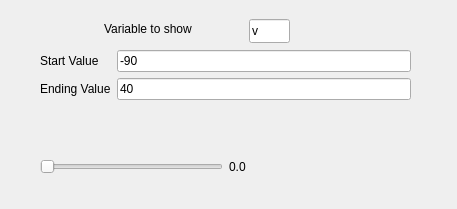
First picture: the form in src/neuronvisio/ui/animation.ui, repository mattions/neuronvisio, before the edit.
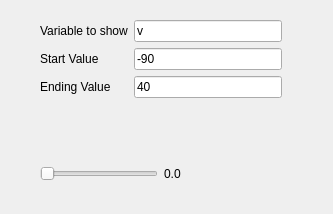
Second picture: the form after the edit.

Commit message: Refactored the animation window. Colors gradient managed directly by mayavi.

Diff of the .ui file:
```diff
--- a/src/neuronvisio/ui/animation.ui
+++ b/src/neuronvisio/ui/animation.ui
@@ -6,79 +6,70 @@
    <rect>
     <x>0</x>
     <y>0</y>
-    <width>457</width>
-    <height>209</height>
+    <width>333</width>
+    <height>214</height>
    </rect>
   </property>
   <property name="windowTitle">
    <string>Animation</string>
   </property>
-  <widget class="QLabel" name="label_3">
-   <property name="geometry">
-    <rect>
-     <x>104</x>
-     <y>19</y>
-     <width>121</width>
-     <height>20</height>
-    </rect>
-   </property>
-   <property name="text">
-    <string>Variable to show</string>
-   </property>
-  </widget>
-  <widget class="QLineEdit" name="varToShow">
-   <property name="geometry">
-    <rect>
-     <x>249</x>
-     <y>19</y>
-     <width>41</width>
-     <height>24</height>
-    </rect>
-   </property>
-   <property name="text">
-    <string>v</string>
-   </property>
-  </widget>
   <widget class="QWidget" name="layoutWidget">
    <property name="geometry">
     <rect>
      <x>40</x>
-     <y>50</y>
-     <width>371</width>
-     <height>124</height>
+     <y>20</y>
+     <width>242</width>
+     <height>161</height>
     </rect>
    </property>
    <layout class="QVBoxLayout" name="verticalLayout">
+    <property name="spacing">
+     <number>6</number>
+    </property>
     <item>
-     <layout class="QGridLayout" name="gridLayout">
-      <item row="0" column="0">
+     <layout class="QFormLayout" name="formLayout">
+      <item row="1" column="0">
        <widget class="QLabel" name="label_5">
         <property name="text">
          <string>Start Value</string>
         </property>
        </widget>
       </item>
-      <item row="1" column="0">
-       <widget class="QLabel" name="label_6">
-        <property name="text">
-         <string>Ending Value</string>
-        </property>
-       </widget>
-      </item>
-      <item row="0" column="1">
+      <item row="1" column="1">
        <widget class="QLineEdit" name="startValue">
         <property name="text">
          <string>-90</string>
         </property>
        </widget>
       </item>
-      <item row="1" column="1">
+      <item row="2" column="0">
+       <widget class="QLabel" name="label_6">
+        <property name="text">
+         <string>Ending Value</string>
+        </property>
+       </widget>
+      </item>
+      <item row="2" column="1">
        <widget class="QLineEdit" name="endValue">
         <property name="text">
          <string>40</string>
         </property>
        </widget>
       </item>
+      <item row="0" column="0">
+       <widget class="QLabel" name="variableToShowLabel">
+        <property name="text">
+         <string>Variable to show</string>
+        </property>
+       </widget>
+      </item>
+      <item row="0" column="1">
+       <widget class="QLineEdit" name="varToShow">
+        <property name="text">
+         <string>v</string>
+        </property>
+       </widget>
+      </item>
      </layout>
     </item>
     <item>
```
